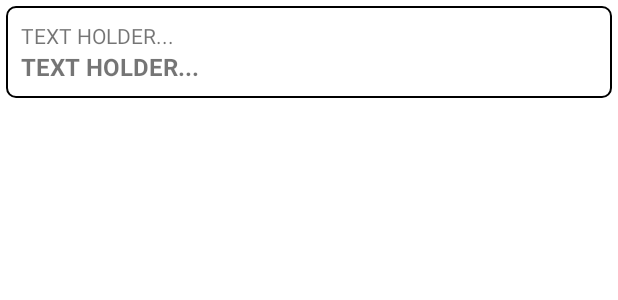
After one commit to nnhuynh306/rtlab_assignment04, an Android app: the layout fragment_data_list_item.xml on its own in the app's theme, with its tools: preview values and no code run, on a phone screen of 412 x 824 dp. The commit adds this screen. Shown: the top 300 px of the screen. Run offline under Robolectric (Android 15) with nearby library versions, the light colour scheme and no system bars.

Commit message:
! finish data list

```diff
--- a/src/app/build.gradle
+++ b/src/app/build.gradle
@@ -33,7 +33,10 @@ dependencies {
     implementation 'androidx.appcompat:appcompat:1.3.0'
     implementation 'com.google.android.material:material:1.3.0'
     implementation 'androidx.constraintlayout:constraintlayout:2.0.4'
+    implementation 'org.jetbrains:annotations:15.0'
     testImplementation 'junit:junit:4.+'
     androidTestImplementation 'androidx.test.ext:junit:1.1.2'
     androidTestImplementation 'androidx.test.espresso:espresso-core:3.3.0'
+
+    implementation 'com.google.code.gson:gson:2.8.7'
 }
--- a/src/app/src/main/AndroidManifest.xml
+++ b/src/app/src/main/AndroidManifest.xml
@@ -1,6 +1,10 @@
 <?xml version="1.0" encoding="utf-8"?>
 <manifest xmlns:android="http://schemas.android.com/apk/res/android"
     package="vn.edu.hcmus.fit.mssv18127014_18127208.map">
+
+    <uses-permission android:name="android.permission.INTERNET" />
+    <uses-permission android:name="android.permission.ACCESS_NETWORK_STATE" />
+
 
     <application
         android:allowBackup="true"
--- /dev/null
+++ b/src/app/src/main/res/drawable-v24/button_bg.xml
@@ -0,0 +1,6 @@
+<?xml version="1.0" encoding="utf-8"?>
+<selector xmlns:android="http://schemas.android.com/apk/res/android">
+    <item android:state_focused="true" android:state_pressed="true" android:drawable="@drawable/button_bg_color" />
+    <item android:state_focused="false" android:state_pressed="true" android:drawable="@drawable/button_bg_color" />
+
+</selector>
--- /dev/null
+++ b/src/app/src/main/res/drawable/layout_round_corner.xml
@@ -0,0 +1,7 @@
+<?xml version="1.0" encoding="UTF-8"?>
+<shape xmlns:android="http://schemas.android.com/apk/res/android">
+    <solid android:color="#FFFFFF"/>
+    <stroke android:width="1dp" android:color="@color/black" />
+    <corners android:radius="6dp"/>
+    <padding android:left="0dp" android:top="0dp" android:right="0dp" android:bottom="0dp" />
+</shape>
--- /dev/null
+++ b/src/app/src/main/res/layout/fragment_data_list_item.xml
@@ -0,0 +1,106 @@
+<?xml version="1.0" encoding="utf-8"?>
+<LinearLayout xmlns:android="http://schemas.android.com/apk/res/android"
+    android:layout_width="match_parent"
+    android:layout_height="wrap_content"
+    android:padding="@dimen/data_list_item_padding"
+    android:background="@drawable/layout_round_corner"
+    android:layout_margin="@dimen/data_list_item_margin"
+    android:orientation="vertical">
+
+    <TextView
+        android:id="@+id/source_date"
+        android:layout_width="match_parent"
+        android:layout_height="wrap_content"
+        android:textSize="@dimen/normal_text_size"
+        android:text="@string/text_holder"/>
+
+    <TextView
+        android:id="@+id/source_article"
+        android:layout_width="match_parent"
+        android:layout_height="wrap_content"
+        android:text="@string/text_holder"
+        android:textStyle="bold"
+        android:textSize="@dimen/big_text_size"/>
+
+    <LinearLayout
+        android:id="@+id/details"
+        android:layout_width="match_parent"
+        android:layout_height="wrap_content"
+        android:padding="@dimen/data_list_item_padding"
+        android:visibility="gone"
+        android:orientation="vertical">
+        <LinearLayout
+            android:layout_width="match_parent"
+            android:layout_height="wrap_content"
+            android:orientation="horizontal">
+            <TextView
+                android:layout_width="wrap_content"
+                android:layout_height="wrap_content"
+                android:text="@string/Headline"
+                android:textStyle="bold"
+                android:textSize="@dimen/small_text_size"/>
+            <TextView
+                android:layout_width="wrap_content"
+                android:layout_height="wrap_content"
+                android:text="@string/colon"
+                android:paddingRight="4sp"
+                android:textStyle="bold"
+                android:textSize="@dimen/small_text_size"/>
+            <TextView
+                android:id="@+id/source_headline"
+                android:layout_width="match_parent"
+                android:layout_height="wrap_content"
+                android:text="@string/text_holder"
+                android:textSize="@dimen/small_text_size"/>
+        </LinearLayout>
+        <LinearLayout
+            android:layout_width="match_parent"
+            android:layout_height="wrap_content"
+            android:orientation="horizontal">
+            <TextView
+                android:layout_width="wrap_content"
+                android:layout_height="wrap_content"
+                android:text="@string/Country"
+                android:textStyle="bold"
+                android:textSize="@dimen/small_text_size"/>
+            <TextView
+                android:layout_width="wrap_content"
+                android:layout_height="wrap_content"
+                android:text="@string/colon"
+                android:paddingRight="4sp"
+                android:textStyle="bold"
+                android:textSize="@dimen/small_text_size"/>
+            <TextView
+                android:id="@+id/country_name"
+                android:layout_width="match_parent"
+                android:layout_height="wrap_content"
+                android:text="@string/text_holder"
+                android:textSize="@dimen/small_text_size"/>
+        </LinearLayout>
+        <LinearLayout
+            android:layout_width="match_parent"
+            android:layout_height="wrap_content"
+            android:orientation="horizontal">
+            <TextView
+                android:layout_width="wrap_content"
+                android:layout_height="wrap_content"
+                android:text="@string/region"
+                android:textStyle="bold"
+                android:textSize="@dimen/small_text_size"/>
+            <TextView
+                android:layout_width="wrap_content"
+                android:layout_height="wrap_content"
+                android:text="@string/colon"
+                android:paddingRight="4sp"
+                android:textStyle="bold"
+                android:textSize="@dimen/small_text_size"/>
+            <TextView
+                android:id="@+id/country_region"
+                android:layout_width="match_parent"
+                android:layout_height="wrap_content"
+                android:text="@string/text_holder"
+                android:textSize="@dimen/small_text_size"/>
+        </LinearLayout>
+    </LinearLayout>
+
+</LinearLayout>
--- /dev/null
+++ b/src/app/src/main/res/values/dimens.xml
@@ -0,0 +1,11 @@
+<?xml version="1.0" encoding="utf-8"?>
+<resources>
+    <dimen name="small_text_size">12sp</dimen>
+    <dimen name="normal_text_size">14sp</dimen>
+    <dimen name="big_text_size">16sp</dimen>
+
+    <dimen name="data_list_item_padding">10sp</dimen>
+    <dimen name="data_list_item_margin">4sp</dimen>
+
+    <dimen name="button_size">48sp</dimen>
+</resources>
--- a/src/app/src/main/res/values/strings.xml
+++ b/src/app/src/main/res/values/strings.xml
@@ -2,4 +2,10 @@
     <string name="app_name">Map</string>
     <string name="list">list</string>
     <string name="map">map</string>
+    <string name="text_holder">TEXT HOLDER...</string>
+    <string name="region">Region</string>
+    <string name="colon">:</string>
+    <string name="Article">Article</string>
+    <string name="Country">Country</string>
+    <string name="Headline">Headline</string>
 </resources>
```
Also changed, not shown: src/app/src/main/java/vn/edu/hcmus/fit/mssv18127014_18127208/map/Adapters/DataListAdapter.java (added, +103 -0 lines), src/app/src/main/java/vn/edu/hcmus/fit/mssv18127014_18127208/map/ViewModels/JSONViewModel.java (added, +111 -0 lines), src/app/src/main/java/vn/edu/hcmus/fit/mssv18127014_18127208/map/Views/Fragments/DataListFragment.java (+92 -38 lines), src/app/src/main/res/drawable-v24/button_bg_color.xml (added, +10 -0 lines), src/app/src/main/res/drawable/ic_baseline_arrow_back_24.xml (added, +11 -0 lines), src/app/src/main/res/drawable/ic_baseline_arrow_forward_24.xml (added, +11 -0 lines), src/app/src/main/res/layout/fragment_data_list.xml (+37 -2 lines).
